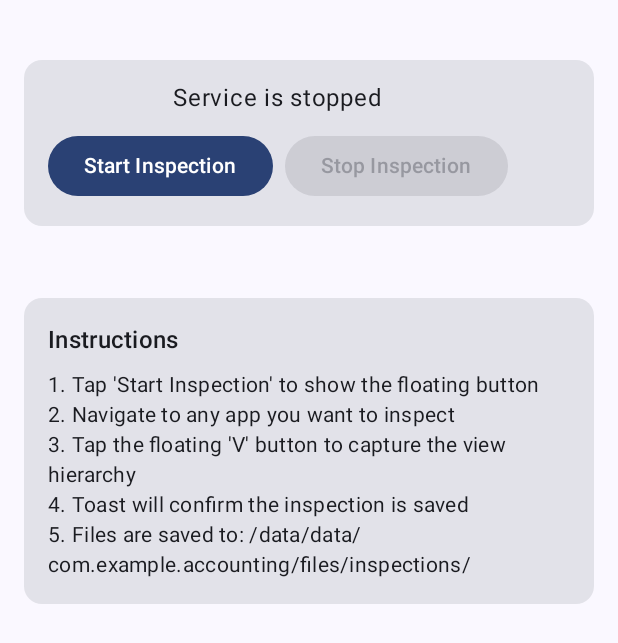
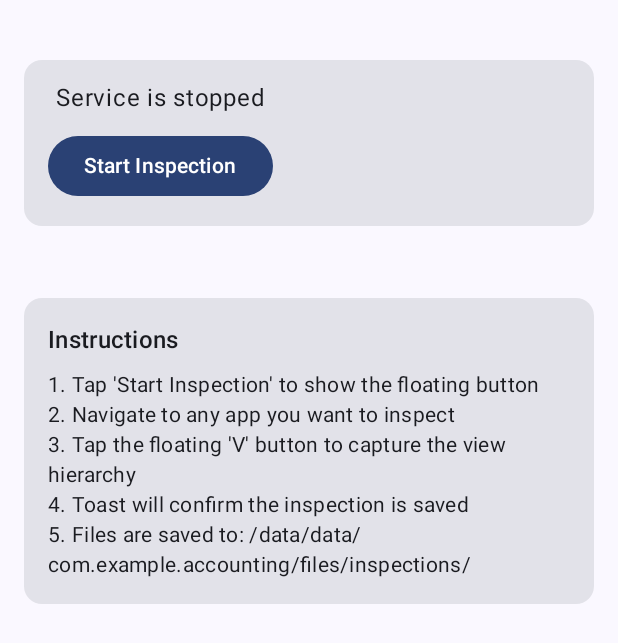
Before and after one commit to Hyffer/Accounting, an Android app built with Jetpack Compose: the composable DevScreen shown on its own in the app's theme, after a tap on "Stop Inspection", on a phone screen of 412 x 824 dp. Shown: the top 643 px of the screen. Run offline under Robolectric (Android 15) with nearby library versions, the phone set to English and light mode, and no system bars; 1 other tap on this screen came first.

Commit message:
(ui) adjust inspection related UI

```diff
--- a/app/src/main/java/com/example/accounting/ui/screen/DevScreen.kt
+++ b/app/src/main/java/com/example/accounting/ui/screen/DevScreen.kt
@@ -3,7 +3,6 @@ package com.example.accounting.ui.screen
 import android.content.Intent
 import androidx.compose.foundation.layout.Arrangement
 import androidx.compose.foundation.layout.Column
-import androidx.compose.foundation.layout.Row
 import androidx.compose.foundation.layout.Spacer
 import androidx.compose.foundation.layout.fillMaxSize
 import androidx.compose.foundation.layout.fillMaxWidth
@@ -56,30 +55,19 @@ fun DevScreen(
                     style = MaterialTheme.typography.bodyLarge
                 )
 
-                Row(
-                    horizontalArrangement = Arrangement.spacedBy(8.dp)
-                ) {
-                    Button(
-                        onClick = {
-                            val intent = Intent(context, FloatingOverlayService::class.java)
+                Button(
+                    onClick = {
+                        val intent = Intent(context, FloatingOverlayService::class.java)
+                        if (isServiceRunning) {
+                            context.stopService(intent)
+                            isServiceRunning = false
+                        } else {
                             ContextCompat.startForegroundService(context, intent)
                             isServiceRunning = true
-                        },
-                        enabled = !isServiceRunning
-                    ) {
-                        Text("Start Inspection")
+                        }
                     }
-
-                    Button(
-                        onClick = {
-                            val intent = Intent(context, FloatingOverlayService::class.java)
-                            context.stopService(intent)
-                            isServiceRunning = false
-                        },
-                        enabled = isServiceRunning
-                    ) {
-                        Text("Stop Inspection")
-                    }
+                ) {
+                    Text(if (isServiceRunning) "Stop Inspection" else "Start Inspection")
                 }
             }
         }
--- a/app/src/main/java/com/example/accounting/util/GsonProvider.kt
+++ b/app/src/main/java/com/example/accounting/util/GsonProvider.kt
@@ -1,7 +1,7 @@
 package com.example.accounting.util
 
+import com.example.accounting.model.PaymentViewType
 import com.example.accounting.model.Rect
-import com.example.accounting.model.PaymentViewType
 import com.google.gson.Gson
 import com.google.gson.GsonBuilder
 import com.google.gson.TypeAdapter
```
Also changed, not shown: app/src/main/java/com/example/accounting/overlay/FloatingOverlayManager.kt (+4 -7 lines), 1 other file.
